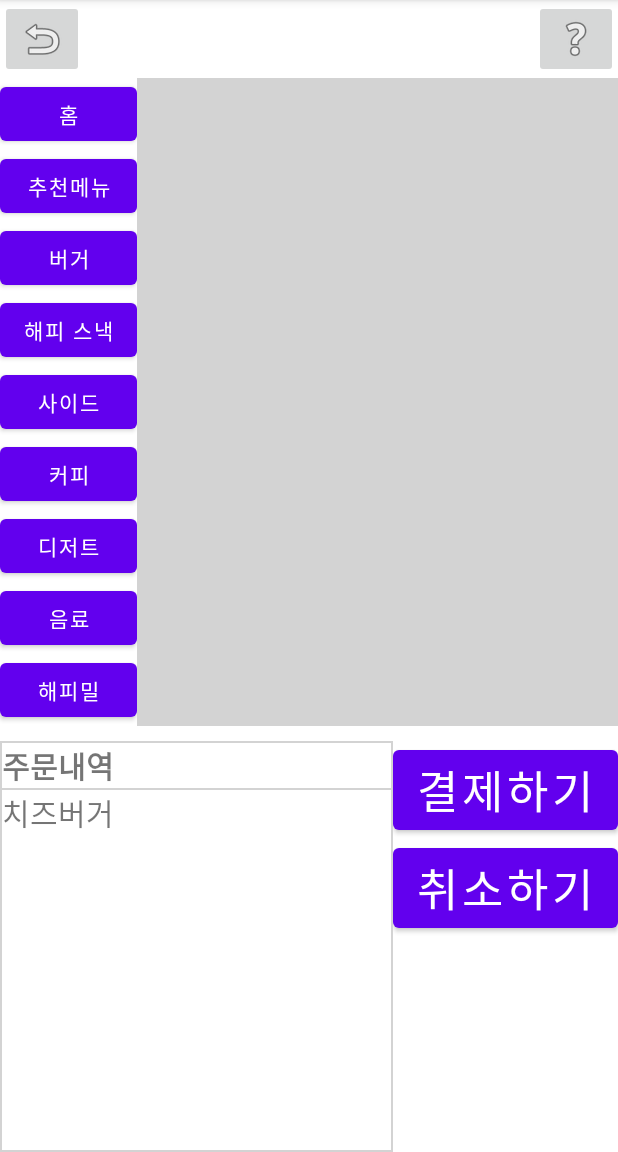
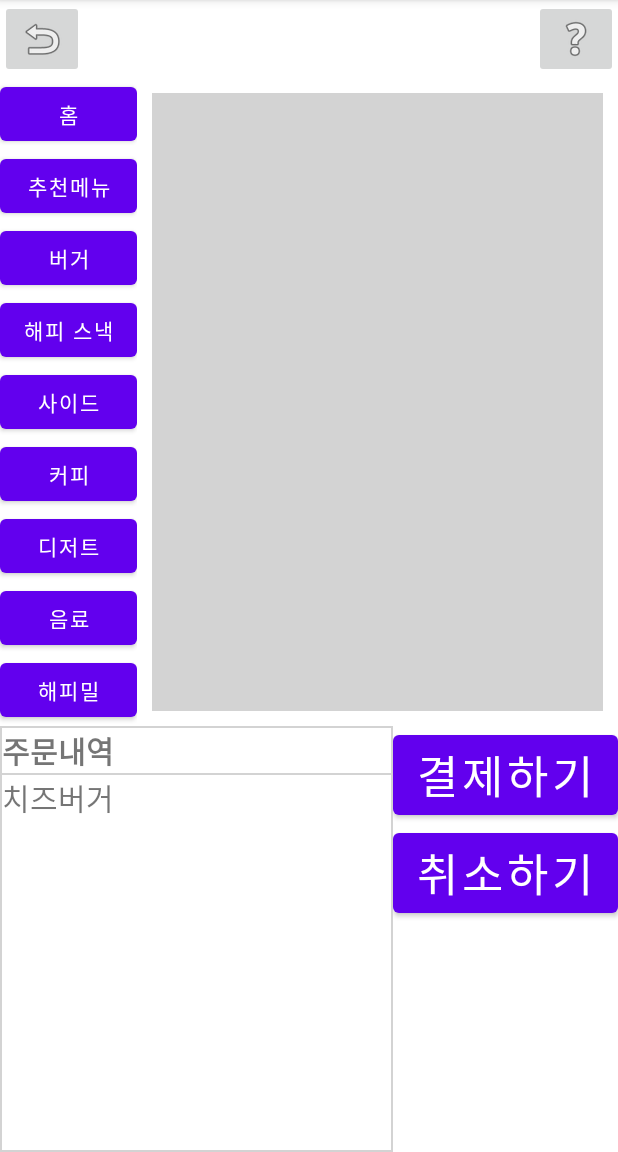
Before and after one commit to KNU-Mobile-22/MacDonald, an Android app: the screen it shows after launch (MainActivity), on a phone screen of 412 x 824 dp, the part 84-1236 px from its top. Run offline under Robolectric (Android 15) with nearby library versions, the phone set to English and light mode, and no system bars.

Commit message:
minor change

```diff
--- a/app/src/main/res/layout/gen_menu_layout.xml
+++ b/app/src/main/res/layout/gen_menu_layout.xml
@@ -87,6 +87,7 @@
         <LinearLayout
             android:layout_width="match_parent"
             android:layout_height="match_parent"
+            android:layout_margin="10dp"
             android:background="#D3D3D3">
 
         </LinearLayout>
@@ -96,7 +97,6 @@
     <LinearLayout
         android:layout_width="match_parent"
         android:layout_height="match_parent"
-        android:layout_marginTop="10dp"
         android:background="#D3D3D3"
         android:orientation="horizontal">
 
```
